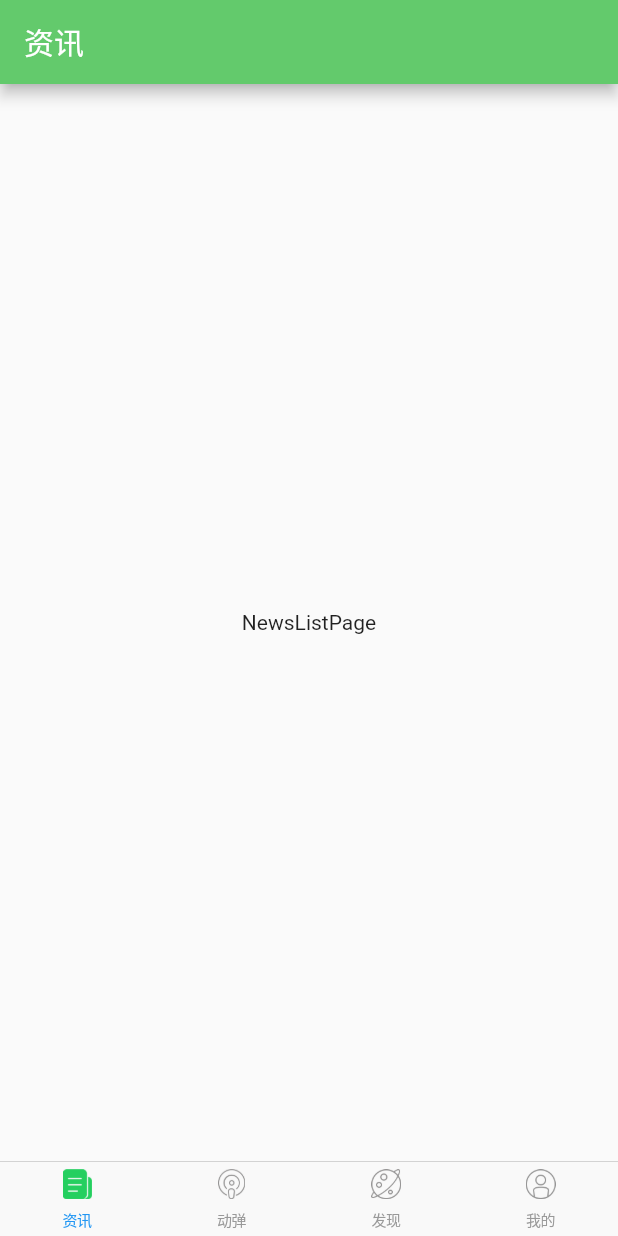
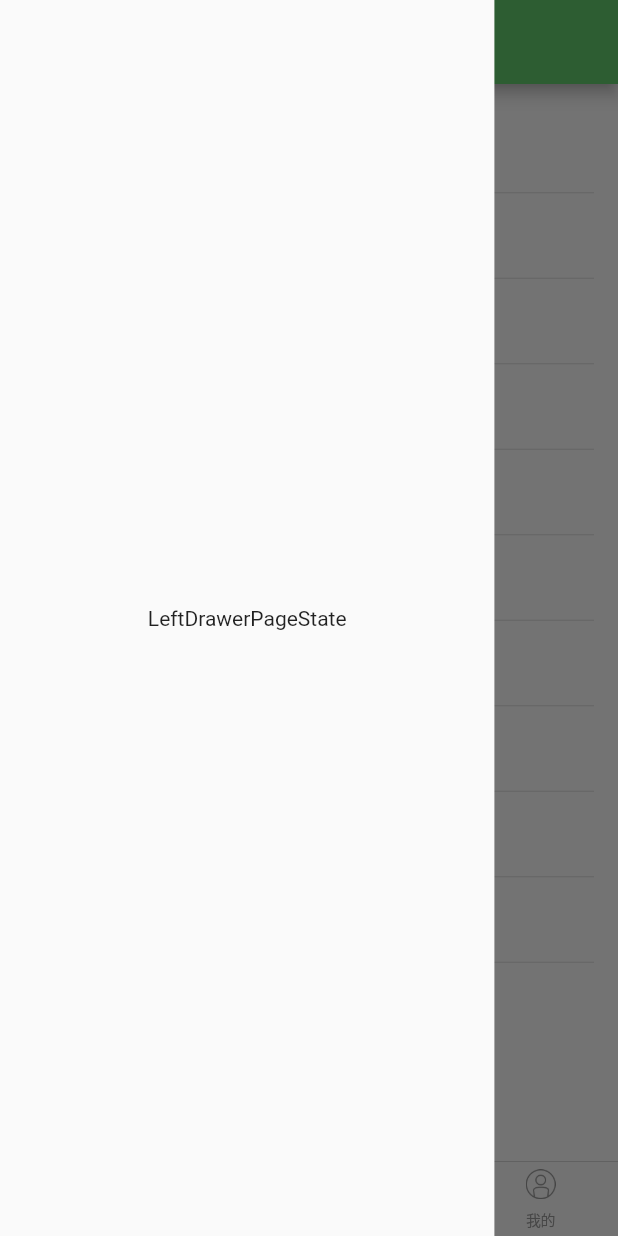
Before and after one commit to lylandroid/flutter_osc_dev, a Flutter app: the screen it shows after launch, with the side drawer open (before the commit the screen has no drawer), on a phone screen of 412 x 824 dp. Run offline on Flutter 3.47's test engine with Material 2 defaults, Android fonts, the phone set to English and light mode, and no system bars.

Commit message:
+): httpUtils

```diff
--- /dev/null
+++ b/lib/bean/NewsListBean.dart
@@ -0,0 +1,4 @@
+
+class NewsListBean{
+
+}
--- a/lib/main.dart
+++ b/lib/main.dart
@@ -5,6 +5,7 @@ import 'pages/home/NewsListPage.dart';
 import 'pages/home/TweetsListPage.dart';
 import 'pages/home/DiscoveryPage.dart';
 import 'pages/home/MyInfoPage.dart';
+import 'pages/LeftDrawerPage.dart';
 
 void main() => runApp(MyApp());
 
@@ -21,22 +22,29 @@ class MyAppState extends State<MyApp> {
   var _tabTexts = ['资讯', '动弹', '发现', '我的'];
   var _tabImages;
   var _tabPages;
+  var leftDrawerPage = new LeftDrawerPage();
 
   Image getTabImage(path) {
     return Image.asset(path, width: 20.0, height: 20.0);
   }
 
-  void initTabPages(){
-    _tabPages = new IndexedStack(
-      children: <Widget>[
-        new NewsListPage(),
-        new TweetsListPage(),
-        new DiscoveryPage(),
-        new MyInfoPage()
-      ],
-// ignore: implicit_this_reference_in_initializer
-      index: _tabSelectIndex,
-    );
+  void initTabPages() {
+    _tabPages = [
+      new NewsListPage(),
+      new TweetsListPage(),
+      new DiscoveryPage(),
+      new MyInfoPage()
+    ];
+//    _tabPages = new IndexedStack(
+//      children: <Widget>[
+//        new NewsListPage(),
+//        new TweetsListPage(),
+//        new DiscoveryPage(),
+//        new MyInfoPage()
+//      ],
+//// ignore: implicit_this_reference_in_initializer
+//      index: _tabSelectIndex,
+//    );
   }
 
   void initTabImages() {
@@ -95,7 +103,7 @@ class MyAppState extends State<MyApp> {
               style: TextStyle(color: Colors.white)),
           iconTheme: new IconThemeData(color: Colors.white),
         ),
-        body: _tabPages,
+        body: _tabPages[_tabSelectIndex],
         bottomNavigationBar: new CupertinoTabBar(
           items: [
             new BottomNavigationBarItem(
@@ -114,6 +122,7 @@ class MyAppState extends State<MyApp> {
             });
           },
         ),
+        drawer: leftDrawerPage,
       ),
     );
   }
--- /dev/null
+++ b/lib/pages/LeftDrawerPage.dart
@@ -0,0 +1,22 @@
+import 'package:flutter/material.dart';
+
+import 'package:flutter_osc_dev/utils/ScreenUtils.dart';
+
+class LeftDrawerPage extends StatelessWidget {
+//  var newsListPageState = new NewsListPageState();
+  LeftDrawerPage() {
+    print("LeftDrawerPage");
+  }
+
+  @override
+  Widget build(BuildContext context) {
+    print("LeftDrawerPageState build");
+    return new ConstrainedBox(
+      constraints: BoxConstraints.expand(
+          width: ScreenUtils.getScreenWidth(context) * 0.8),
+      child: new Material(
+        child: new Center(child: new Text("LeftDrawerPageState")),
+      ),
+    );
+  }
+}
--- a/lib/pages/home/NewsListPage.dart
+++ b/lib/pages/home/NewsListPage.dart
@@ -1,13 +1,55 @@
 import 'package:flutter/material.dart';
 
-class NewsListPage extends StatelessWidget {
+class NewsListPage extends StatefulWidget {
+//  var newsListPageState = new NewsListPageState();
+  NewsListPage() {
+    print("NewsListPage");
+  }
+
+  @override
+  State<StatefulWidget> createState() {
+    print("NewsListPage createState");
+    return new NewsListPageState();
+  }
+}
+
+class NewsListPageState extends State<NewsListPage> {
+  var _listData = new List<String>();
+  final _listRowFont = const TextStyle(fontSize: 18.0);
+
+  @override
+  void initState() {
+    print("NewsListPageState initState");
+    for (int i = 0; i < 10; i++) {
+      _listData.add("item " + (i + 1).toString());
+    }
+  }
 
   @override
   Widget build(BuildContext context) {
+    print("NewsListPageState build");
     return MaterialApp(
       home: new Scaffold(
-        body: new Center(child: new Text("NewsListPage")),
+        body: _buildListView(context),
       ),
     );
   }
+
+  Widget _buildListView(BuildContext context) {
+    return ListView.builder(
+      padding: const EdgeInsets.all(16.0),
+      itemBuilder: (context, i) {
+        if (i.isOdd) return Divider(height: 1.0);
+        int index = i ~/ 2;
+        return _buildRow(context, _listData[index]);
+      },
+      itemCount: _listData.length * 2,
+    );
+  }
+
+  Widget _buildRow(BuildContext context, String data) {
+    return new ListTile(
+      title: Text(data, style: _listRowFont),
+    );
+  }
 }
--- /dev/null
+++ b/lib/utils/ScreenUtils.dart
@@ -0,0 +1,15 @@
+import 'package:flutter/material.dart';
+
+class ScreenUtils {
+  static Size getScreenSize(BuildContext context) {
+    return MediaQuery.of(context).size;
+  }
+
+  static double getScreenWidth(BuildContext context) {
+    return getScreenSize(context).width;
+  }
+
+  static double getScreenHeight(BuildContext context) {
+    return getScreenSize(context).height;
+  }
+}
--- a/pubspec.yaml
+++ b/pubspec.yaml
@@ -19,10 +19,15 @@ dependencies:
   # The following adds the Cupertino Icons font to your application.
   # Use with the CupertinoIcons class for iOS style icons.
   cupertino_icons: ^0.1.2
+  http: ^0.12.0
+  json_annotation: ^2.0.0
 
 dev_dependencies:
   flutter_test:
     sdk: flutter
+
+  build_runner: ^1.0.0
+  json_serializable: ^2.0.0
 
 
 # For information on the generic Dart part of this file, see the
```
Also changed, not shown: lib/base/BaseBean.dart (added, +13 -0 lines), lib/listener/ResponseCallback.dart (added, +19 -0 lines), lib/utils/HttpUtils.dart (added, +34 -0 lines).
